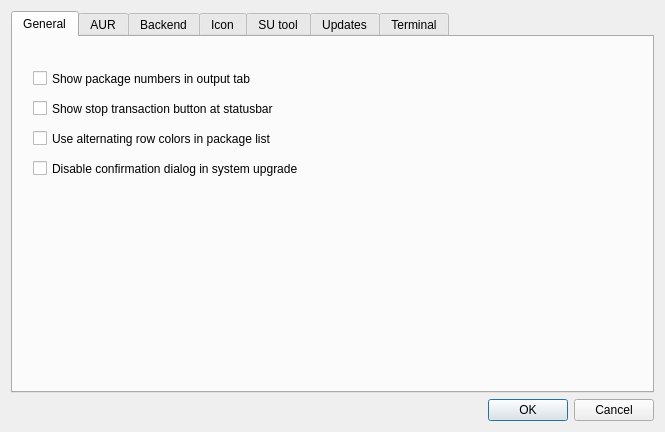
This is ui/optionsdialog.ui in aarnt/octopi as Qt 5 draws it before an edit. The edited form follows.
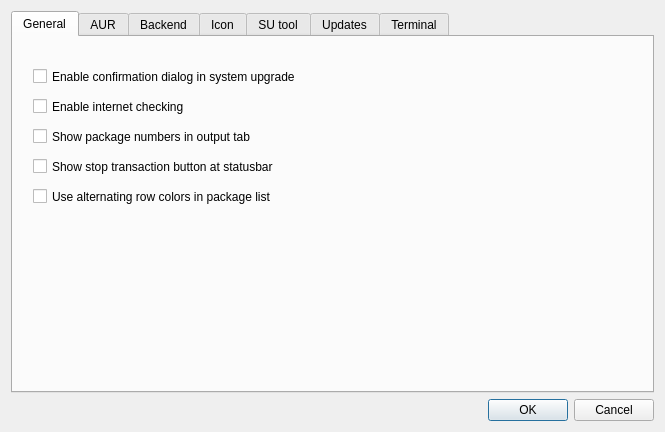
This is the edited form.

Commit message: - Helper no longer execs if pacman is already running outside; - Added option to enable/disable internet checking; - Maximization of properties pane now hides tab bar.

```diff
--- a/ui/optionsdialog.ui
+++ b/ui/optionsdialog.ui
@@ -41,7 +41,7 @@
          <property name="geometry">
           <rect>
            <x>20</x>
-           <y>30</y>
+           <y>88</y>
            <width>581</width>
            <height>23</height>
           </rect>
@@ -54,7 +54,7 @@
          <property name="geometry">
           <rect>
            <x>20</x>
-           <y>60</y>
+           <y>118</y>
            <width>611</width>
            <height>23</height>
           </rect>
@@ -67,7 +67,7 @@
          <property name="geometry">
           <rect>
            <x>20</x>
-           <y>90</y>
+           <y>148</y>
            <width>611</width>
            <height>23</height>
           </rect>
@@ -80,13 +80,26 @@
          <property name="geometry">
           <rect>
            <x>20</x>
-           <y>120</y>
+           <y>28</y>
            <width>611</width>
            <height>23</height>
           </rect>
          </property>
          <property name="text">
-          <string>Disable confirmation dialog in system upgrade</string>
+          <string>Enable confirmation dialog in system upgrade</string>
+         </property>
+        </widget>
+        <widget class="QCheckBox" name="cbEnableInternetCheck">
+         <property name="geometry">
+          <rect>
+           <x>20</x>
+           <y>58</y>
+           <width>611</width>
+           <height>23</height>
+          </rect>
+         </property>
+         <property name="text">
+          <string>Enable internet checking</string>
          </property>
         </widget>
        </widget>
```
Left out of the diff: 2 changed lines with no effect on the pictures. The commit also changes 17 other files.
